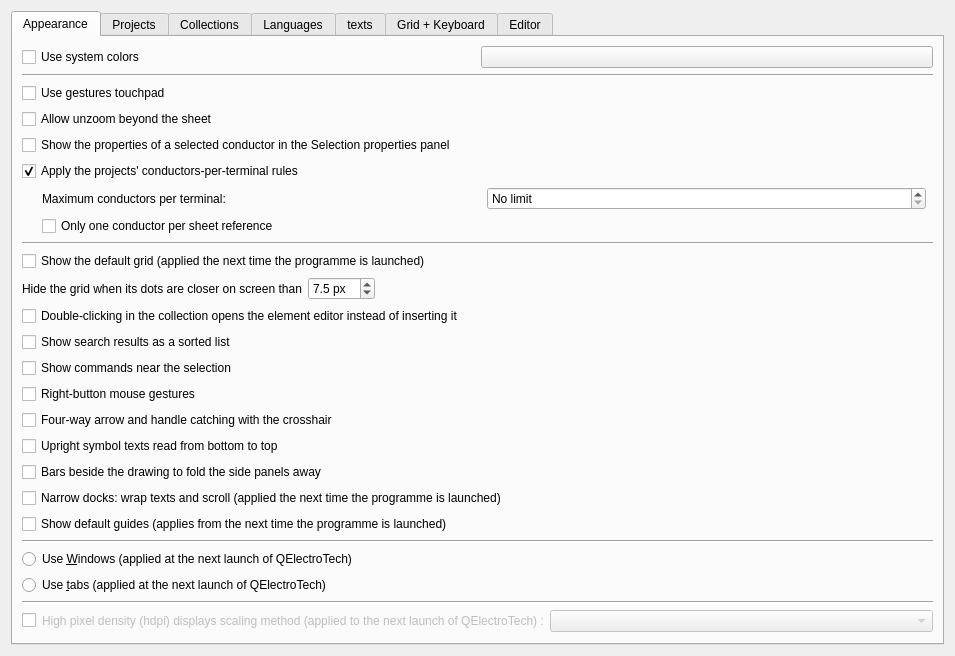
Qt form sources/ui/configpage/generalconfigurationpage.ui (qelectrotech/qelectrotech-source-mirror) before a commit.
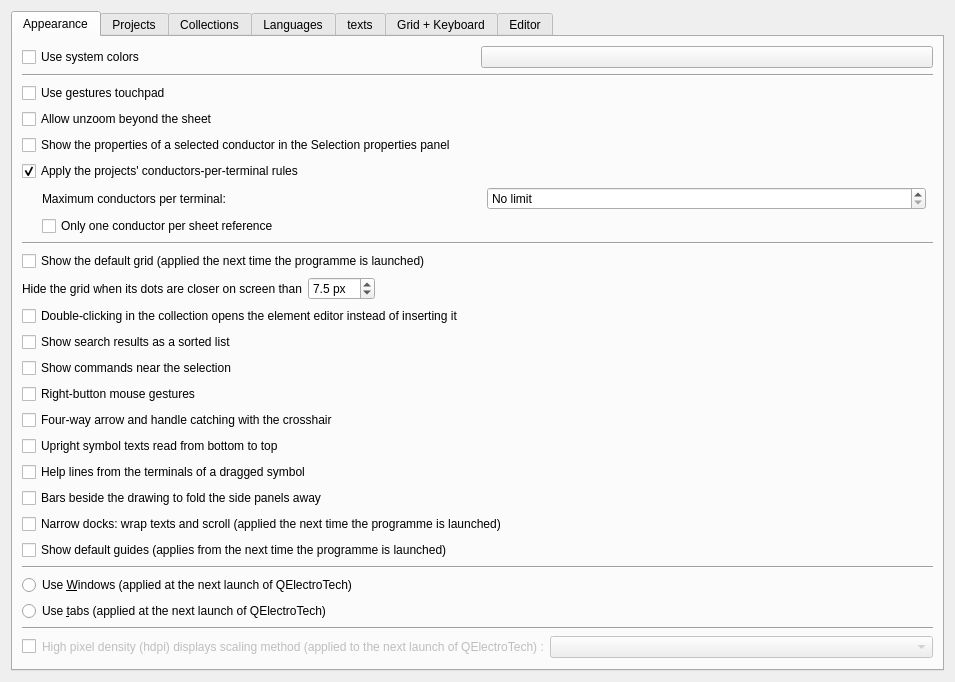
The same form after that commit. Custom widgets are drawn as their Qt base class.

```diff
--- a/sources/ui/configpage/generalconfigurationpage.ui
+++ b/sources/ui/configpage/generalconfigurationpage.ui
@@ -266,6 +266,16 @@
           </property>
          </widget>
         </item>
+        <item>
+        <widget class="QCheckBox" name="m_terminal_help_lines_cb">
+         <property name="toolTip">
+          <string>While a symbol is placed or dragged, a shaded line runs from each of its terminals to the terminal in line with it. Ticked by default.</string>
+         </property>
+         <property name="text">
+          <string>Help lines from the terminals of a dragged symbol</string>
+          </property>
+         </widget>
+        </item>
         <item>
         <widget class="QCheckBox" name="m_dock_fold_cb">
          <property name="toolTip">
```
